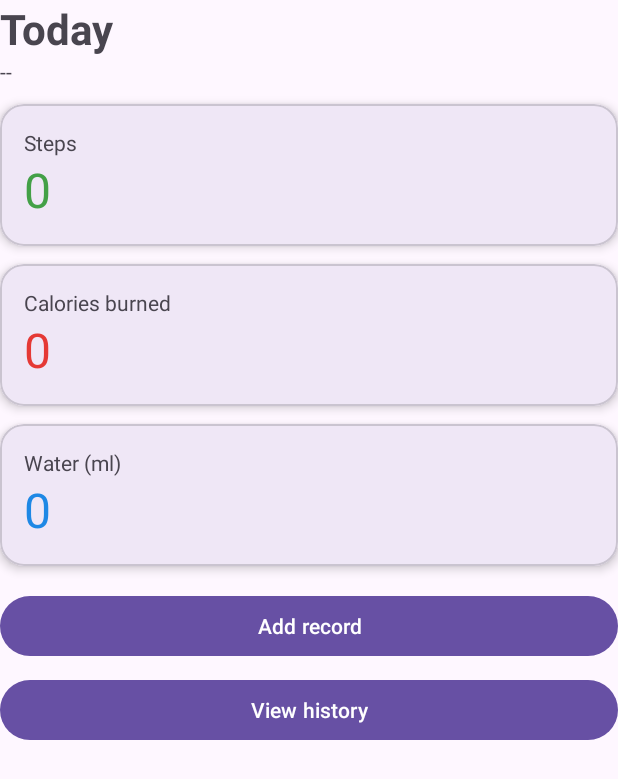
After one commit to Amrith25/HealthMate, an Android app: the DashboardActivity screen opened directly, with no data from a screen before it, on a phone screen of 412 x 824 dp. The commit adds this screen. Shown: the top 779 px of the screen. Run offline under Robolectric (Android 15) with nearby library versions, the phone set to English and light mode, and no system bars.

Commit message:
feat: add dashboard layout and colours

```diff
--- a/app/src/main/AndroidManifest.xml
+++ b/app/src/main/AndroidManifest.xml
@@ -21,6 +21,16 @@
                 <category android:name="android.intent.category.LAUNCHER" />
             </intent-filter>
         </activity>
+        <activity
+            android:name=".features.dashboard.DashboardActivity"
+            android:exported="true"
+            android:windowSoftInputMode="adjustResize">
+            <intent-filter>
+                <action android:name="android.intent.action.MAIN" />
+
+                <category android:name="android.intent.category.LAUNCHER" />
+            </intent-filter>
+        </activity>
     </application>
 
 </manifest>
--- /dev/null
+++ b/app/src/main/java/com/example/healthmate/features/dashboard/DashboardActivity.java
@@ -0,0 +1,26 @@
+package com.example.healthmate.features.dashboard;
+
+import android.os.Bundle;
+
+import androidx.activity.EdgeToEdge;
+import androidx.appcompat.app.AppCompatActivity;
+import androidx.core.graphics.Insets;
+import androidx.core.view.ViewCompat;
+import androidx.core.view.WindowInsetsCompat;
+
+import com.example.healthmate.R;
+
+public class DashboardActivity extends AppCompatActivity {
+
+    @Override
+    protected void onCreate(Bundle savedInstanceState) {
+        super.onCreate(savedInstanceState);
+        EdgeToEdge.enable(this);
+        setContentView(R.layout.activity_dashboard);
+        ViewCompat.setOnApplyWindowInsetsListener(findViewById(R.id.main), (v, insets) -> {
+            Insets systemBars = insets.getInsets(WindowInsetsCompat.Type.systemBars());
+            v.setPadding(systemBars.left, systemBars.top, systemBars.right, systemBars.bottom);
+            return insets;
+        });
+    }
+}
--- a/app/src/main/java/com/example/healthmate/features/dashboard/DashboardViewModel.java
+++ b/app/src/main/java/com/example/healthmate/features/dashboard/DashboardViewModel.java
@@ -12,9 +12,9 @@ public class DashboardViewModel extends AndroidViewModel {
 
     private HealthRecordRepository repository;
     private String today;
-    public LiveData<Integer> totalSteps;
-    public LiveData<Integer> totalCalories;
-    public LiveData<Integer> totalWater;
+    private LiveData<Integer> totalSteps;
+    private LiveData<Integer> totalCalories;
+    private LiveData<Integer> totalWater;
 
     public DashboardViewModel(Application application) {
         super(application);
--- /dev/null
+++ b/app/src/main/res/layout/activity_dashboard.xml
@@ -0,0 +1,114 @@
+<?xml version="1.0" encoding="utf-8"?>
+<LinearLayout xmlns:android="http://schemas.android.com/apk/res/android"
+    xmlns:app="http://schemas.android.com/apk/res-auto"
+    xmlns:tools="http://schemas.android.com/tools"
+    android:id="@+id/main"
+    android:layout_width="match_parent"
+    android:layout_height="match_parent"
+    android:orientation="vertical"
+    android:padding="16dp"
+    tools:context=".features.dashboard.DashboardActivity">
+
+    <TextView
+        android:layout_width="wrap_content"
+        android:layout_height="wrap_content"
+        android:text="Today"
+        android:textSize="28sp"
+        android:textStyle="bold" />
+
+    <TextView
+        android:id="@+id/textDate"
+        android:layout_width="wrap_content"
+        android:layout_height="wrap_content"
+        android:text="--" />
+
+    <com.google.android.material.card.MaterialCardView
+        android:layout_width="match_parent"
+        android:layout_height="wrap_content"
+        android:layout_marginTop="12dp"
+        app:cardCornerRadius="16dp"
+        app:cardElevation="4dp">
+        <LinearLayout
+            android:layout_width="match_parent"
+            android:layout_height="wrap_content"
+            android:orientation="vertical"
+            android:padding="16dp">
+            <TextView
+                android:layout_width="wrap_content"
+                android:layout_height="wrap_content"
+                android:text="Steps" />
+            <TextView
+                android:id="@+id/textSteps"
+                android:layout_width="wrap_content"
+                android:layout_height="wrap_content"
+                android:text="0"
+                android:textSize="32sp"
+                android:textColor="@color/steps_green" />
+        </LinearLayout>
+    </com.google.android.material.card.MaterialCardView>
+
+    <com.google.android.material.card.MaterialCardView
+        android:layout_width="match_parent"
+        android:layout_height="wrap_content"
+        android:layout_marginTop="12dp"
+        app:cardCornerRadius="16dp"
+        app:cardElevation="4dp">
+        <LinearLayout
+            android:layout_width="match_parent"
+            android:layout_height="wrap_content"
+            android:orientation="vertical"
+            android:padding="16dp">
+            <TextView
+                android:layout_width="wrap_content"
+                android:layout_height="wrap_content"
+                android:text="Calories burned" />
+            <TextView
+                android:id="@+id/textCalories"
+                android:layout_width="wrap_content"
+                android:layout_height="wrap_content"
+                android:text="0"
+                android:textSize="32sp"
+                android:textColor="@color/calories_red" />
+        </LinearLayout>
+    </com.google.android.material.card.MaterialCardView>
+
+    <com.google.android.material.card.MaterialCardView
+        android:layout_width="match_parent"
+        android:layout_height="wrap_content"
+        android:layout_marginTop="12dp"
+        app:cardCornerRadius="16dp"
+        app:cardElevation="4dp">
+        <LinearLayout
+            android:layout_width="match_parent"
+            android:layout_height="wrap_content"
+            android:orientation="vertical"
+            android:padding="16dp">
+            <TextView
+                android:layout_width="wrap_content"
+                android:layout_height="wrap_content"
+                android:text="Water (ml)" />
+            <TextView
+                android:id="@+id/textWater"
+                android:layout_width="wrap_content"
+                android:layout_height="wrap_content"
+                android:text="0"
+                android:textSize="32sp"
+                android:textColor="@color/water_blue" />
+        </LinearLayout>
+    </com.google.android.material.card.MaterialCardView>
+
+    <Button
+        android:id="@+id/buttonAdd"
+        android:layout_width="match_parent"
+        android:layout_height="wrap_content"
+        android:layout_marginTop="16dp"
+        android:text="Add record" />
+
+    <Button
+        android:id="@+id/buttonHistory"
+        android:layout_width="match_parent"
+        android:layout_height="wrap_content"
+        android:layout_marginTop="8dp"
+        android:text="View history" />
+
+</LinearLayout>
--- a/app/src/main/res/values/colors.xml
+++ b/app/src/main/res/values/colors.xml
@@ -2,4 +2,7 @@
 <resources>
     <color name="black">#FF000000</color>
     <color name="white">#FFFFFFFF</color>
+    <color name="steps_green">#43A047</color>
+    <color name="calories_red">#E53935</color>
+    <color name="water_blue">#1E88E5</color>
 </resources>
```
